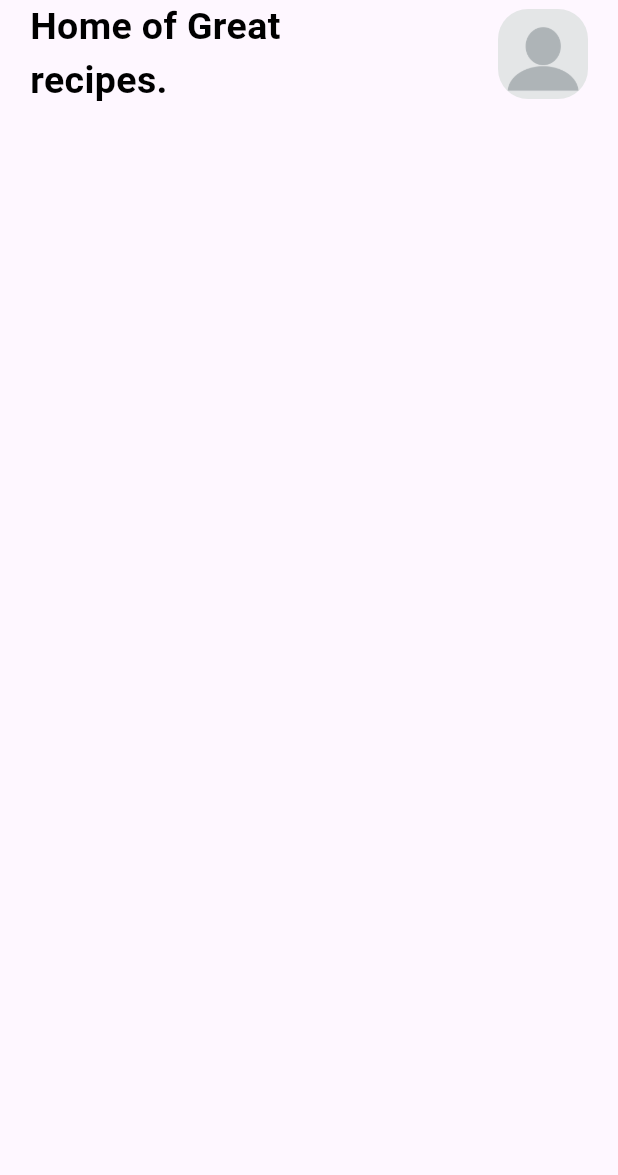
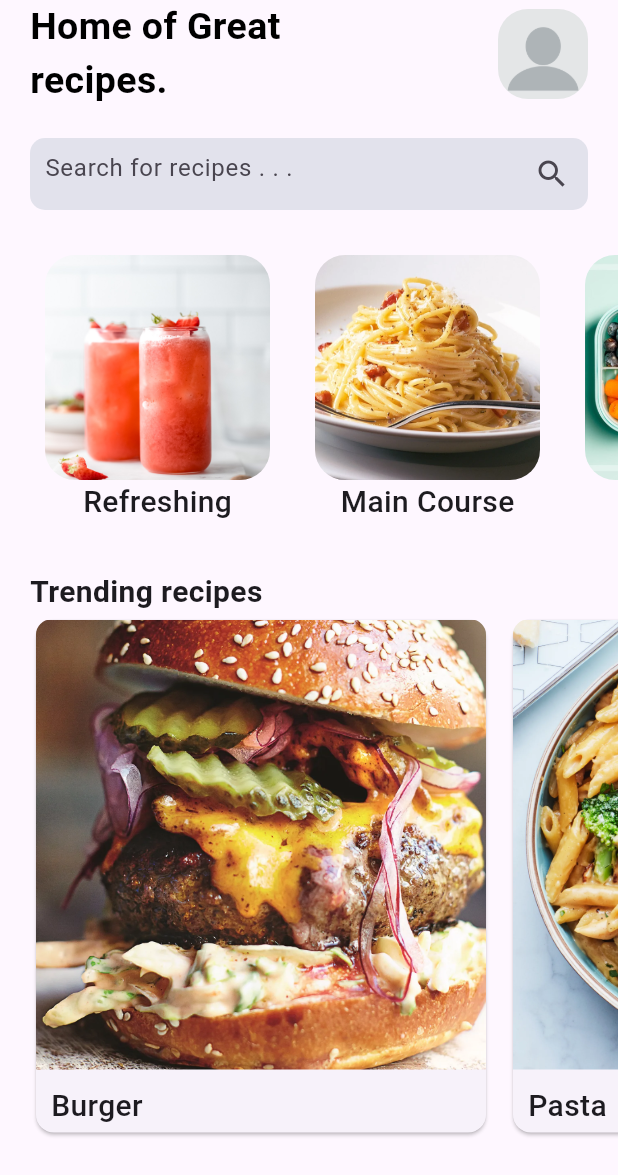
Before and after one commit to Chinokoo/recipe_app, a Flutter app: the screen it shows after launch, on a phone screen of 412 x 824 dp. Shown: the top 1175 px of the screen. Run offline on Flutter 3.47's test engine with Material 3 defaults, Android fonts, the phone set to English and light mode, and no system bars.

Commit message:
Create: Trending section

```diff
--- /dev/null
+++ b/lib/models/recipe_category.dart
@@ -0,0 +1,9 @@
+class RecipeCategory {
+  final String category;
+  final String imageUrl;
+
+  RecipeCategory({
+    required this.category,
+    required this.imageUrl,
+  });
+}
--- a/lib/pages/home_page.dart
+++ b/lib/pages/home_page.dart
@@ -1,4 +1,7 @@
 import 'package:flutter/material.dart';
+import 'package:flutter/widgets.dart';
+import 'package:recipe_app/models/recipe_category.dart';
+import 'package:recipe_app/services/data.dart';
 
 class HomePage extends StatefulWidget {
   const HomePage({super.key});
@@ -8,16 +11,25 @@ class HomePage extends StatefulWidget {
 }
 
 class _HomePageState extends State<HomePage> {
+  // getting the list of categories
+  List<RecipeCategory> categories = getCategories();
+  // list of trending categories
+  List<RecipeCategory> trending_categories = getTrendingCategories();
+
   @override
   Widget build(BuildContext context) {
     return Scaffold(
-      body: SafeArea(
+      body: SingleChildScrollView(
+        child: SafeArea(
           child: Container(
-          margin: EdgeInsets.only(left: 20.0),
+            margin: const EdgeInsets.only(left: 20.0),
             child: Column(
+              crossAxisAlignment: CrossAxisAlignment.start,
               children: [
                 Padding(
                   padding: const EdgeInsets.only(right: 20.0),
+
+                  // The top header.
                   child: Row(
                     children: [
                       const Text("Home of Great\nrecipes.",
@@ -37,8 +49,119 @@ class _HomePageState extends State<HomePage> {
                       ),
                     ],
                   ),
+                ),
+
+                // size box for spacing
+                const SizedBox(
+                  height: 20.0,
+                ),
+
+                // the search bar
+                Container(
+                  margin: const EdgeInsets.only(right: 20.0),
+                  padding: const EdgeInsets.only(left: 10.0),
+                  decoration: BoxDecoration(
+                    borderRadius: BorderRadius.circular(10),
+                    color: Color.fromARGB(255, 226, 226, 236),
+                  ),
+                  child: const TextField(
+                    decoration: InputDecoration(
+                        border: InputBorder.none,
+                        suffixIcon: Icon(Icons.search_outlined),
+                        hintText: "Search for recipes . . ."),
+                  ),
+                ),
+
+                // size box for spacing
+                const SizedBox(
+                  height: 20,
+                ),
+
+                // the categories
+                SizedBox(
+                  height: 200,
+                  child: ListView.builder(
+                      itemCount: categories.length,
+                      shrinkWrap: true,
+                      scrollDirection: Axis.horizontal,
+                      itemBuilder: (context, index) {
+                        return Container(
+                          margin: const EdgeInsets.only(right: 10.0),
+                          padding: const EdgeInsets.all(10.0),
+                          child: Column(
+                            children: [
+                              ClipRRect(
+                                borderRadius: BorderRadius.circular(20),
+                                child: Image.asset(
+                                  categories[index].imageUrl,
+                                  width: 150,
+                                  height: 150,
+                                  fit: BoxFit.cover,
+                                ),
+                              ),
+                              Text(
+                                categories[index].category,
+                                style: const TextStyle(
+                                    fontSize: 20, fontWeight: FontWeight.w500),
+                              ),
+                            ],
+                          ),
+                        );
+                      }),
+                ),
+
+                //size box for spacing
+                const SizedBox(
+                  height: 20,
+                ),
+
+                //trending categories header
+                const Text(
+                  "Trending recipes",
+                  style: TextStyle(fontWeight: FontWeight.bold, fontSize: 20),
+                ),
+                //trending categories list
+                SizedBox(
+                  height: 350,
+                  child: ListView.builder(
+                      itemCount: trending_categories.length,
+                      scrollDirection: Axis.horizontal,
+                      shrinkWrap: true,
+                      itemBuilder: (context, index) {
+                        return Container(
+                          margin: const EdgeInsets.only(right: 10.0),
+                          child: Card(
+                            child: Column(
+                              crossAxisAlignment: CrossAxisAlignment.start,
+                              children: [
+                                ClipRRect(
+                                  borderRadius: const BorderRadius.only(
+                                      topLeft: Radius.circular(10),
+                                      topRight: Radius.circular(10)),
+                                  child: Image.asset(
+                                    trending_categories[index].imageUrl,
+                                    width: 300,
+                                    height: 300,
+                                  ),
+                                ),
+                                Padding(
+                                  padding: const EdgeInsets.only(
+                                      left: 10.0, top: 10.0),
+                                  child: Text(
+                                    trending_categories[index].category,
+                                    style: const TextStyle(
+                                        fontWeight: FontWeight.w500,
+                                        fontSize: 20),
+                                  ),
+                                ),
+                              ],
+                            ),
+                          ),
+                        );
+                      }),
                 )
               ],
+            ),
           ),
         ),
       ),
--- /dev/null
+++ b/lib/services/data.dart
@@ -0,0 +1,25 @@
+import 'package:recipe_app/models/recipe_category.dart';
+
+// recipe categories data
+List<RecipeCategory> getCategories() {
+  List<RecipeCategory> home_recipe_categories = [
+    RecipeCategory(
+        category: "Refreshing", imageUrl: "images/Agua-De-Fresa-5.jpg"),
+    RecipeCategory(category: "Main Course", imageUrl: "images/spagetti.webp"),
+    RecipeCategory(category: "Simple", imageUrl: "images/health.jpg"),
+    RecipeCategory(
+        category: "Dessert",
+        imageUrl: "images/gluten-free-pumpkin-bread-15.jpg")
+  ];
+
+  return home_recipe_categories;
+}
+
+List<RecipeCategory> getTrendingCategories() {
+  List<RecipeCategory> trending_recipe_categories = [
+    RecipeCategory(category: "Burger", imageUrl: "images/burger.webp"),
+    RecipeCategory(category: "Pasta", imageUrl: "images/pasta.webp"),
+  ];
+
+  return trending_recipe_categories;
+}
```
Also changed, not shown: images/burger.webp (added), images/health.jpg (renamed from images/healthy kids lunch box.jpg), images/pasta.webp (added). Lines whose indentation alone changed are shown as unchanged.
